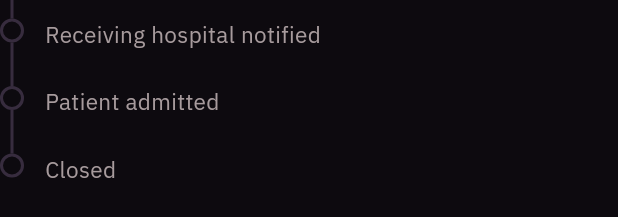
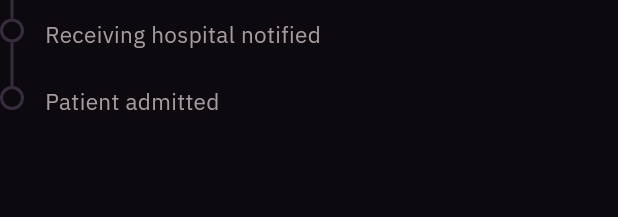
Before and after one commit to moyotinashe00-ops/roadlink, a Flutter app: the StatusTimeline widget shown alone on an empty page, opened directly with empty values, on a phone screen of 412 x 824 dp. Shown: the part 454-671 px from the top of the screen. Run offline on Flutter 3.47's test engine with Material 3 defaults, Android fonts, the phone set to English and light mode, and no system bars; our stand-ins replace flutter_map, flutter_secure_storage, geolocator, google_fonts, image_picker, latlong2 and 1 more; accounts and stored records are empty.

Commit message:
Reporter: honest timeline from real milestones and closing outcome, first-estimate wording, Fatal; Police app: navigate to the hospital

```diff
--- a/roadlink_reporter/lib/models/incident.dart
+++ b/roadlink_reporter/lib/models/incident.dart
@@ -11,7 +11,7 @@ extension SeverityX on Severity {
         Severity.minor => 'Minor',
         Severity.serious => 'Serious',
         Severity.critical => 'Critical',
-        Severity.fatal => 'Fatalities',
+        Severity.fatal => 'Fatal',
       };
 
   String get apiValue => name;
@@ -70,6 +70,13 @@ extension IncidentStatusX on IncidentStatus {
       );
 }
 
+/// A stage the incident has really passed through, and when (taken from the server's timeline).
+class IncidentMilestone {
+  final IncidentStatus status;
+  final DateTime? at;
+  const IncidentMilestone({required this.status, this.at});
+}
+
 class Incident {
   final String? id;
   final String? referenceNumber;
@@ -86,6 +93,14 @@ class Incident {
   final IncidentStatus status;
   final DateTime createdAt;
 
+  /// How a closed incident ended: completed | no_transport | false_alarm | cancelled (null while open).
+  final String? outcome;
+
+  /// The stages that really happened, in the order they happened. [status] alone cannot show this: it only
+  /// moves forward by rank, so it cannot say that the hospital was notified before the ambulance arrived,
+  /// and "closed" does not mean anyone was admitted.
+  final List<IncidentMilestone> milestones;
+
   const Incident({
     this.id,
     this.referenceNumber,
@@ -98,6 +113,8 @@ class Incident {
     this.photoBytes,
     required this.status,
     required this.createdAt,
+    this.outcome,
+    this.milestones = const [],
   });
 
   Incident copyWith({
@@ -117,6 +134,8 @@ class Incident {
       photoBytes: photoBytes,
       status: status ?? this.status,
       createdAt: createdAt,
+      outcome: outcome,
+      milestones: milestones,
     );
   }
 
@@ -134,6 +153,17 @@ class Incident {
         ? DateTime.now()
         : DateTime.parse(createdAtValue as String);
     final victimCountValue = json['victim_count'];
+    final milestones = <IncidentMilestone>[];
+    for (final m in (json['milestones'] as List?) ?? const []) {
+      if (m is! Map) continue;
+      IncidentStatus? stage;
+      for (final candidate in IncidentStatus.values) {
+        if (candidate.name == m['status']) stage = candidate;
+      }
+      if (stage == null) continue; // a stage this app version does not know: skip it, do not crash
+      final at = m['at'];
+      milestones.add(IncidentMilestone(status: stage, at: at is String ? DateTime.tryParse(at)?.toLocal() : null));
+    }
     return Incident(
       id: json['id'] as String?,
       referenceNumber: json['reference_number'] as String?,
@@ -147,6 +177,37 @@ class Incident {
       photoPath: json['photo_path'] as String?,
       status: IncidentStatusX.fromApi(json['status'] as String),
       createdAt: createdAt,
+      outcome: json['outcome'] as String?,
+      milestones: milestones,
     );
   }
 }
+
+/// What to tell the citizen about how things stand. A closed incident does not mean a patient was admitted.
+extension IncidentWordingX on Incident {
+  /// Short status line. For a closed incident it says how it ended.
+  String get statusLabel => status == IncidentStatus.closed ? IncidentWordingX.closedLabel(outcome) : status.label;
+
+  /// The closing sentence under the timeline, or null while the incident is still open.
+  String? get closingMessage {
+    if (status == IncidentStatus.closed) {
+      return switch (outcome) {
+        'completed' => 'Patient admitted and incident closed. Thank you for reporting.',
+        'no_transport' => 'Incident closed: no one needed to be taken to hospital. Thank you for reporting.',
+        'false_alarm' => 'Incident closed: it was a false alarm. Thank you for reporting.',
+        'cancelled' => 'Incident closed: the report was cancelled. Thank you for reporting.',
+        _ => 'Incident closed. Thank you for reporting.',
+      };
+    }
+    if (status == IncidentStatus.admitted) return 'Patient admitted. Thank you for reporting.';
+    return null;
+  }
+
+  static String closedLabel(String? outcome) => switch (outcome) {
+        'completed' => 'Closed: patient admitted',
+        'no_transport' => 'Closed: no transport needed',
+        'false_alarm' => 'Closed: false alarm',
+        'cancelled' => 'Closed: report cancelled',
+        _ => 'Closed',
+      };
+}
--- a/roadlink_reporter/lib/screens/home_screen.dart
+++ b/roadlink_reporter/lib/screens/home_screen.dart
@@ -165,7 +165,7 @@ class _ActiveReportCard extends StatelessWidget {
                     'Active report ${incident.referenceNumber ?? ''}',
                     style: RoadLinkFonts.display(fontWeight: FontWeight.w700, fontSize: 16, color: AppColors.textPrimary),
                   ),
-                  Text(incident.status.label, style: GoogleFonts.ibmPlexSans(fontSize: 13, color: AppColors.textMuted)),
+                  Text(incident.statusLabel, style: GoogleFonts.ibmPlexSans(fontSize: 13, color: AppColors.textMuted)),
                 ],
               ),
             ),
--- a/roadlink_reporter/lib/screens/report_screen.dart
+++ b/roadlink_reporter/lib/screens/report_screen.dart
@@ -208,6 +208,8 @@ class _ReportScreenState extends State<ReportScreen> {
               _VictimStepper(value: _victimCount, onChanged: (v) => setState(() => _victimCount = v)),
               const SizedBox(height: 24),
               Text('How serious does it look?', style: RoadLinkFonts.display(fontSize: 16, fontWeight: FontWeight.w700, color: AppColors.textPrimary)),
+              const SizedBox(height: 4),
+              Text('This is your first estimate. Responders confirm it at the scene.', style: GoogleFonts.ibmPlexSans(fontSize: 12, color: AppColors.textMuted)),
               const SizedBox(height: 10),
               SeveritySelector(value: _severity, onChanged: (s) => setState(() => _severity = s)),
               const SizedBox(height: 24),
--- a/roadlink_reporter/lib/widgets/status_timeline.dart
+++ b/roadlink_reporter/lib/widgets/status_timeline.dart
@@ -3,13 +3,28 @@ import 'package:google_fonts/google_fonts.dart';
 import '../models/incident.dart';
 import '../theme/app_theme.dart';
 
-/// Renders the incident lifecycle from SRS §5.3 as a vertical timeline,
-/// highlighting every stage up to and including the current one.
+/// The incident's progress as a vertical timeline.
+///
+/// Built from the stages that REALLY happened, in the order they happened ([milestones], from the server's
+/// timeline), each with its time. It no longer assumes a fixed order with everything before the current stage
+/// "done": that showed "Patient admitted" on an incident that closed with no transport, and put "hospital
+/// notified" after "transporting" even when dispatch had notified the hospital earlier.
+///
+/// An older server that does not send milestones gets the previous fixed-order behaviour, except that a closed
+/// incident is shown as closed and never as admitted.
 class StatusTimeline extends StatelessWidget {
   final IncidentStatus current;
-  const StatusTimeline({super.key, required this.current});
+  final List<IncidentMilestone> milestones;
+  final String? outcome;
 
-  static const List<IncidentStatus> _stages = [
+  const StatusTimeline({
+    super.key,
+    required this.current,
+    this.milestones = const [],
+    this.outcome,
+  });
+
+  static const List<IncidentStatus> _fixedOrder = [
     IncidentStatus.reported,
     IncidentStatus.policeNotified,
     IncidentStatus.policeOnScene,
@@ -19,17 +34,44 @@ class StatusTimeline extends StatelessWidget {
     IncidentStatus.transporting,
     IncidentStatus.hospitalNotified,
     IncidentStatus.admitted,
-    IncidentStatus.closed,
   ];
+
+  String _label(IncidentStatus s) =>
+      s == IncidentStatus.closed ? IncidentWordingX.closedLabel(outcome) : s.label;
+
+  String _clock(DateTime t) =>
+      '${t.hour.toString().padLeft(2, '0')}:${t.minute.toString().padLeft(2, '0')}';
+
+  List<_Row> _rows() {
+    if (milestones.isNotEmpty) {
+      return [
+        for (var i = 0; i < milestones.length; i++)
+          _Row(
+            label: _label(milestones[i].status),
+            time: milestones[i].at == null ? null : _clock(milestones[i].at!),
+            done: true,
+            latest: i == milestones.length - 1,
+          ),
+      ];
+    }
+    // Older server: no milestones. A closed incident is just "closed" (we cannot know what happened before).
+    if (current == IncidentStatus.closed) {
+      return [_Row(label: _label(IncidentStatus.closed), done: true, latest: true)];
+    }
+    final currentIndex = _fixedOrder.indexOf(current);
+    return [
+      for (var i = 0; i < _fixedOrder.length; i++)
+        _Row(label: _fixedOrder[i].label, done: i <= currentIndex, latest: i == currentIndex),
+    ];
+  }
 
   @override
   Widget build(BuildContext context) {
-    final currentIndex = _stages.indexOf(current);
+    final rows = _rows();
     return Column(
-      children: List.generate(_stages.length, (i) {
-        final stage = _stages[i];
-        final done = i <= currentIndex;
-        final isLast = i == _stages.length - 1;
+      children: List.generate(rows.length, (i) {
+        final row = rows[i];
+        final isLast = i == rows.length - 1;
         return IntrinsicHeight(
           child: Row(
             crossAxisAlignment: CrossAxisAlignment.start,
@@ -41,15 +83,15 @@ class StatusTimeline extends StatelessWidget {
                     height: 16,
                     decoration: BoxDecoration(
                       shape: BoxShape.circle,
-                      color: done ? AppColors.amber : Colors.transparent,
-                      border: Border.all(color: done ? AppColors.amber : AppColors.border, width: 2),
+                      color: row.done ? AppColors.amber : Colors.transparent,
+                      border: Border.all(color: row.done ? AppColors.amber : AppColors.border, width: 2),
                     ),
                   ),
                   if (!isLast)
                     Expanded(
                       child: Container(
                         width: 2,
-                        color: done ? AppColors.amber.withValues(alpha: 0.5) : AppColors.border,
+                        color: row.done ? AppColors.amber.withValues(alpha: 0.5) : AppColors.border,
                       ),
                     ),
                 ],
@@ -58,13 +100,25 @@ class StatusTimeline extends StatelessWidget {
               Expanded(
                 child: Padding(
                   padding: const EdgeInsets.only(bottom: 24),
-                  child: Text(
-                    stage.label,
-                    style: GoogleFonts.ibmPlexSans(
-                      fontSize: 15,
-                      fontWeight: done ? FontWeight.w600 : FontWeight.w400,
-                      color: done ? AppColors.textPrimary : AppColors.textMuted,
-                    ),
+                  child: Row(
+                    crossAxisAlignment: CrossAxisAlignment.start,
+                    children: [
+                      Expanded(
+                        child: Text(
+                          row.label,
+                          style: GoogleFonts.ibmPlexSans(
+                            fontSize: 15,
+                            fontWeight: row.done ? FontWeight.w600 : FontWeight.w400,
+                            color: row.done ? AppColors.textPrimary : AppColors.textMuted,
+                          ),
+                        ),
+                      ),
+                      if (row.time != null)
+                        Text(
+                          row.time!,
+                          style: GoogleFonts.ibmPlexSans(fontSize: 13, color: AppColors.textMuted),
+                        ),
+                    ],
                   ),
                 ),
               ),
@@ -75,3 +129,11 @@ class StatusTimeline extends StatelessWidget {
     );
   }
 }
+
+class _Row {
+  final String label;
+  final String? time;
+  final bool done;
+  final bool latest;
+  const _Row({required this.label, this.time, required this.done, required this.latest});
+}
```
Also changed, not shown: roadlink_field_apps/apps/roadlink_police/lib/screens/police_incident_screen.dart (+11 -1 lines), roadlink_reporter/lib/screens/status_screen.dart (+7 -5 lines), 2 other files.
